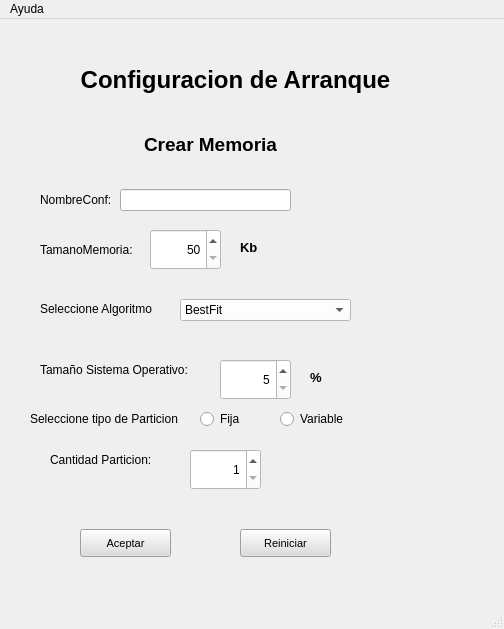
This is apps/ui/configuracion1.ui in AlejandroFNadal/SistOp2019 as Qt 5 draws it before an edit. The edited form follows.
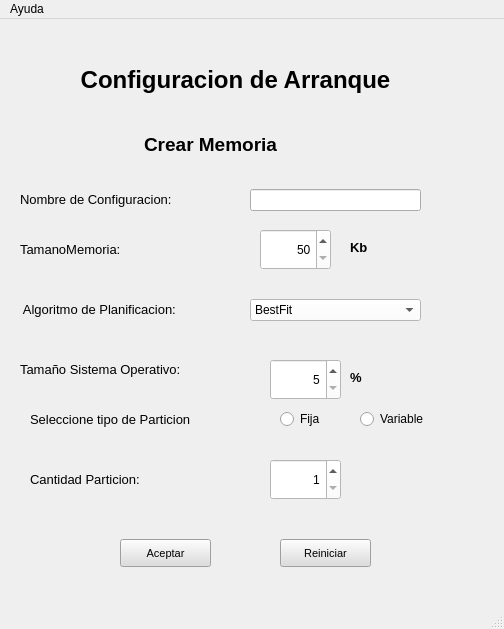
This is the edited form.

Patch:
```diff
--- a/apps/ui/configuracion1.ui
+++ b/apps/ui/configuracion1.ui
@@ -42,10 +42,15 @@
      <rect>
       <x>30</x>
       <y>390</y>
-      <width>161</width>
+      <width>211</width>
       <height>20</height>
      </rect>
     </property>
+    <property name="font">
+     <font>
+      <pointsize>10</pointsize>
+     </font>
+    </property>
     <property name="text">
      <string>Seleccione tipo de Particion</string>
     </property>
@@ -53,7 +58,7 @@
    <widget class="QRadioButton" name="radioButtonFija">
     <property name="geometry">
      <rect>
-      <x>200</x>
+      <x>280</x>
       <y>390</y>
       <width>51</width>
       <height>20</height>
@@ -66,7 +71,7 @@
    <widget class="QSpinBox" name="spinBoxTamSo">
     <property name="geometry">
      <rect>
-      <x>220</x>
+      <x>270</x>
       <y>340</y>
       <width>71</width>
       <height>41</height>
@@ -111,12 +116,17 @@
    <widget class="QLabel" name="tamMem">
     <property name="geometry">
      <rect>
-      <x>40</x>
+      <x>20</x>
       <y>210</y>
-      <width>111</width>
+      <width>151</width>
       <height>41</height>
      </rect>
     </property>
+    <property name="font">
+     <font>
+      <pointsize>10</pointsize>
+     </font>
+    </property>
     <property name="text">
      <string>TamanoMemoria:</string>
     </property>
@@ -124,7 +134,7 @@
    <widget class="QSpinBox" name="spinBoxTamMemo">
     <property name="geometry">
      <rect>
-      <x>150</x>
+      <x>260</x>
       <y>210</y>
       <width>71</width>
       <height>41</height>
@@ -143,25 +153,35 @@
    <widget class="QLabel" name="tamMem_2">
     <property name="geometry">
      <rect>
-      <x>40</x>
+      <x>20</x>
       <y>160</y>
-      <width>81</width>
+      <width>201</width>
       <height>41</height>
      </rect>
     </property>
+    <property name="font">
+     <font>
+      <pointsize>10</pointsize>
+     </font>
+    </property>
     <property name="text">
-     <string>NombreConf:</string>
+     <string>Nombre de Configuracion:</string>
     </property>
    </widget>
    <widget class="QLabel" name="tamSo">
     <property name="geometry">
      <rect>
-      <x>40</x>
+      <x>20</x>
       <y>330</y>
-      <width>171</width>
+      <width>231</width>
       <height>41</height>
      </rect>
     </property>
+    <property name="font">
+     <font>
+      <pointsize>10</pointsize>
+     </font>
+    </property>
     <property name="text">
      <string>Tamaño Sistema Operativo:</string>
     </property>
@@ -169,20 +189,25 @@
    <widget class="QLabel" name="label_3">
     <property name="geometry">
      <rect>
-      <x>40</x>
+      <x>20</x>
       <y>280</y>
-      <width>131</width>
+      <width>211</width>
       <height>20</height>
      </rect>
     </property>
+    <property name="font">
+     <font>
+      <pointsize>10</pointsize>
+     </font>
+    </property>
     <property name="text">
-     <string>Seleccione Algoritmo</string>
+     <string> Algoritmo de Planificacion:</string>
     </property>
    </widget>
    <widget class="QComboBox" name="selectAlg">
     <property name="geometry">
      <rect>
-      <x>180</x>
+      <x>250</x>
       <y>280</y>
       <width>171</width>
       <height>22</height>
@@ -213,7 +238,7 @@
    <widget class="QRadioButton" name="radioButtonVariable">
     <property name="geometry">
      <rect>
-      <x>280</x>
+      <x>360</x>
       <y>390</y>
       <width>81</width>
       <height>20</height>
@@ -226,7 +251,7 @@
    <widget class="QLineEdit" name="lineEdit_Nombre">
     <property name="geometry">
      <rect>
-      <x>120</x>
+      <x>250</x>
       <y>170</y>
       <width>171</width>
       <height>22</height>
@@ -236,8 +261,8 @@
    <widget class="QPushButton" name="btn_aceptar">
     <property name="geometry">
      <rect>
-      <x>80</x>
-      <y>510</y>
+      <x>120</x>
+      <y>520</y>
       <width>91</width>
       <height>28</height>
      </rect>
@@ -259,8 +284,8 @@
    <widget class="QPushButton" name="btn_reiniciar">
     <property name="geometry">
      <rect>
-      <x>240</x>
-      <y>510</y>
+      <x>280</x>
+      <y>520</y>
       <width>91</width>
       <height>28</height>
      </rect>
@@ -282,7 +307,7 @@
    <widget class="QLabel" name="label_4">
     <property name="geometry">
      <rect>
-      <x>310</x>
+      <x>350</x>
       <y>350</y>
       <width>31</width>
       <height>16</height>
@@ -302,8 +327,8 @@
    <widget class="QSpinBox" name="spinBox_cantParticion">
     <property name="geometry">
      <rect>
-      <x>190</x>
-      <y>430</y>
+      <x>270</x>
+      <y>440</y>
       <width>71</width>
       <height>41</height>
      </rect>
@@ -324,12 +349,17 @@
    <widget class="QLabel" name="tamMem_10">
     <property name="geometry">
      <rect>
-      <x>50</x>
-      <y>420</y>
-      <width>111</width>
+      <x>30</x>
+      <y>440</y>
+      <width>151</width>
       <height>41</height>
      </rect>
     </property>
+    <property name="font">
+     <font>
+      <pointsize>10</pointsize>
+     </font>
+    </property>
     <property name="text">
      <string>Cantidad Particion:</string>
     </property>
@@ -337,7 +367,7 @@
    <widget class="QLabel" name="label_5">
     <property name="geometry">
      <rect>
-      <x>240</x>
+      <x>350</x>
       <y>220</y>
       <width>31</width>
       <height>16</height>
```
Left out of the diff: 2 changed lines with no effect on the pictures.
